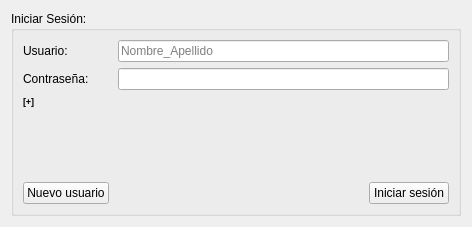
Above: components/tvGames/src/modules/login.ui from robocomp/euroage-tv before the change. Below: the same form after it.
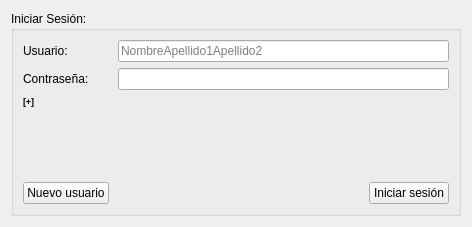
That is the form after the change.

Commit message: improving login interface

What changed in the file:
```diff
--- a/components/tvGames/src/modules/login.ui
+++ b/components/tvGames/src/modules/login.ui
@@ -39,7 +39,7 @@
         <item row="1" column="1">
          <widget class="QLineEdit" name="username_lineedit">
           <property name="placeholderText">
-           <string>Nombre_Apellido</string>
+           <string>NombreApellido1Apellido2</string>
           </property>
          </widget>
         </item>
```
The commit also changes 7 other files.
